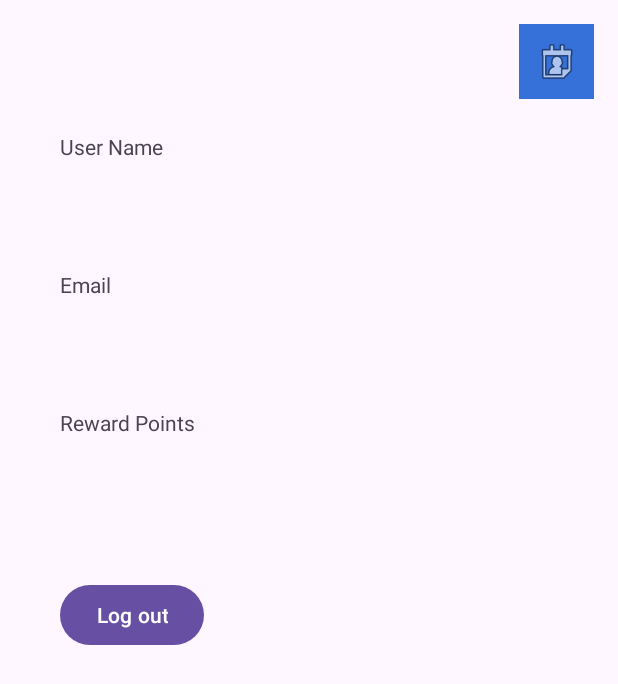
After one commit to Archer001201/IAT359_FinalProject, an Android app: the UserProfileActivity screen opened directly, with no data from a screen before it, on a phone screen of 412 x 824 dp. The commit adds this screen. Shown: the top 684 px of the screen. Run offline under Robolectric (Android 15) with nearby library versions, the phone set to English and light mode, and no system bars.

Commit message:
profile page, log out, reward point update and display

```diff
--- a/MilestoneMate/app/src/main/AndroidManifest.xml
+++ b/MilestoneMate/app/src/main/AndroidManifest.xml
@@ -30,6 +30,7 @@
         <activity android:name="com.example.milestonemate.SignupActivity" />
         <activity android:name="com.example.milestonemate.LoginActivity" />
         <activity android:name="com.example.milestonemate.AddNewTodoActivity" />
+        <activity android:name="com.example.milestonemate.UserProfileActivity" />
         <activity android:name=".DetailTodoActivity"> </activity>
 
         <provider
--- a/MilestoneMate/app/src/main/java/com/example/milestonemate/DetailTodoActivity.java
+++ b/MilestoneMate/app/src/main/java/com/example/milestonemate/DetailTodoActivity.java
@@ -112,7 +112,7 @@ public class DetailTodoActivity extends AppCompatActivity
 
                 description = describeText.getText().toString();
                 db.updateTodoById(id, state, description, imagePath);
-
+                addRewardPoints();
                 goToMainActivity();
             }
         });
@@ -121,6 +121,15 @@ public class DetailTodoActivity extends AppCompatActivity
             db.deleteTodoById(id);
             goToMainActivity();
         });
+    }
+
+    private void addRewardPoints(){
+        SharedPreferences sharedPreferences = getSharedPreferences("UserPrefs", MODE_PRIVATE);
+        String uid = sharedPreferences.getString("uid", "");
+        String email = sharedPreferences.getString("email", "");
+        int currentRewardPoints = Integer.parseInt(db.getValueByEmail(email, Constants.REWARD_POINT));
+        int finalRewardPoints = currentRewardPoints + 10;
+        db.updateRewardPointsByUid(uid, finalRewardPoints);
     }
 
     private void goToMainActivity(){
--- a/MilestoneMate/app/src/main/java/com/example/milestonemate/MainActivity.java
+++ b/MilestoneMate/app/src/main/java/com/example/milestonemate/MainActivity.java
@@ -10,6 +10,7 @@ import android.os.Bundle;
 import android.util.Log;
 import android.view.View;
 import android.widget.Button;
+import android.widget.ImageButton;
 import android.widget.RadioButton;
 import android.widget.RadioGroup;
 import android.widget.TextView;
@@ -104,6 +105,12 @@ public class MainActivity extends AppCompatActivity {
             }
         });
 
+        ImageButton profileButton = findViewById(R.id.profileButton);
+        profileButton.setOnClickListener(v -> {
+            Intent intent = new Intent(this, UserProfileActivity.class);
+            startActivity(intent);
+        });
+
         DisplayTodoList();
     }
 
--- a/MilestoneMate/app/src/main/java/com/example/milestonemate/MyDatabase.java
+++ b/MilestoneMate/app/src/main/java/com/example/milestonemate/MyDatabase.java
@@ -79,6 +79,18 @@ public class MyDatabase {
         return result;
     }
 
+    public void updateRewardPointsByUid(String uid, int value){
+        SQLiteDatabase db = helper.getReadableDatabase();
+
+        ContentValues contentValues = new ContentValues();
+        contentValues.put(Constants.REWARD_POINT, value);
+
+        String selection = Constants.UID + "=?";
+        String[] selectionArgs = { uid };
+
+        db.update(Constants.USER_TABLE, contentValues, selection, selectionArgs);
+    }
+
     public void addNewTodo(String uid, String title, String dueDate){
         SQLiteDatabase db = helper.getWritableDatabase();
 
@@ -113,7 +125,7 @@ public class MyDatabase {
         }
 
 
-        String[] columns = {Constants.TODO_TITLE, Constants.TODO_STATE};
+//        String[] columns = {Constants.TODO_TITLE, Constants.TODO_STATE};
         String selection = Constants.TODO_UID + "=?" + selection_1 + selection_2;
         String[] selectionArgs = selectionArgsList.toArray(new String[0]);
 
--- /dev/null
+++ b/MilestoneMate/app/src/main/java/com/example/milestonemate/UserProfileActivity.java
@@ -0,0 +1,52 @@
+package com.example.milestonemate;
+
+import android.content.Intent;
+import android.content.SharedPreferences;
+import android.os.Bundle;
+import android.widget.Button;
+import android.widget.ImageButton;
+import android.widget.TextView;
+
+import androidx.annotation.Nullable;
+import androidx.appcompat.app.AppCompatActivity;
+
+public class UserProfileActivity extends AppCompatActivity {
+    private MyDatabase db;
+
+    @Override
+    protected void onCreate(@Nullable Bundle savedInstanceState) {
+        super.onCreate(savedInstanceState);
+        setContentView(R.layout.activity_profile);
+        db = new MyDatabase(this);
+
+        TextView usernameText = findViewById(R.id.username);
+        TextView emailText = findViewById(R.id.email);
+        TextView rewardPointText = findViewById(R.id.rewardPoint);
+
+        SharedPreferences sharedPreferences = getSharedPreferences("UserPrefs", MODE_PRIVATE);
+        String username = sharedPreferences.getString("username", "");
+        String email = sharedPreferences.getString("email", "");
+        usernameText.setText(username);
+        emailText.setText(email);
+
+        String rewardPoints = db.getValueByEmail(email, Constants.REWARD_POINT);
+        rewardPointText.setText(rewardPoints);
+
+        Button logoutButton = findViewById(R.id.logoutButton);
+        logoutButton.setOnClickListener(v -> {
+            SharedPreferences.Editor editor = sharedPreferences.edit();
+            editor.clear();
+            editor.putBoolean("isLoggedIn", false);
+            editor.apply();
+            Intent intent = new Intent(this, StartPageActivity.class);
+            startActivity(intent);
+            finish();
+        });
+
+        ImageButton calendarButton = findViewById(R.id.calendarButton);
+        calendarButton.setOnClickListener(v -> {
+            Intent intent  = new Intent(this, MainActivity.class);
+            startActivity(intent);
+        });
+    }
+}
--- a/MilestoneMate/app/src/main/res/layout/activity_main.xml
+++ b/MilestoneMate/app/src/main/res/layout/activity_main.xml
@@ -126,4 +126,16 @@
             android:text="Completed" />
     </RadioGroup>
 
+    <ImageButton
+        android:id="@+id/profileButton"
+        android:layout_width="60dp"
+        android:layout_height="60dp"
+        android:layout_marginTop="16dp"
+        android:layout_marginEnd="24dp"
+        android:background="#3571D8"
+        android:src="@drawable/ic_launcher_foreground"
+        app:layout_constraintEnd_toEndOf="parent"
+        app:layout_constraintTop_toTopOf="parent"
+        tools:src="@drawable/ic_launcher_foreground" />
+
 </androidx.constraintlayout.widget.ConstraintLayout>
--- /dev/null
+++ b/MilestoneMate/app/src/main/res/layout/activity_profile.xml
@@ -0,0 +1,85 @@
+<?xml version="1.0" encoding="utf-8"?>
+<androidx.constraintlayout.widget.ConstraintLayout xmlns:android="http://schemas.android.com/apk/res/android"
+    xmlns:app="http://schemas.android.com/apk/res-auto"
+    xmlns:tools="http://schemas.android.com/tools"
+    android:layout_width="match_parent"
+    android:layout_height="match_parent">
+
+    <TextView
+        android:id="@+id/userNameText"
+        android:layout_width="wrap_content"
+        android:layout_height="wrap_content"
+        android:layout_marginStart="40dp"
+        android:layout_marginTop="88dp"
+        android:text="@string/user_name_text"
+        app:layout_constraintStart_toStartOf="parent"
+        app:layout_constraintTop_toTopOf="parent" />
+
+    <TextView
+        android:id="@+id/username"
+        android:layout_width="wrap_content"
+        android:layout_height="wrap_content"
+        android:layout_marginTop="10dp"
+        android:text="@string/user_name_text"
+        android:textSize="24sp"
+        app:layout_constraintStart_toStartOf="@+id/userNameText"
+        app:layout_constraintTop_toBottomOf="@+id/userNameText" />
+
+    <TextView
+        android:id="@+id/emailText"
+        android:layout_width="wrap_content"
+        android:layout_height="wrap_content"
+        android:layout_marginTop="30dp"
+        android:text="@string/email_text"
+        app:layout_constraintStart_toStartOf="@+id/username"
+        app:layout_constraintTop_toBottomOf="@+id/username" />
+
+    <TextView
+        android:id="@+id/email"
+        android:layout_width="wrap_content"
+        android:layout_height="wrap_content"
+        android:layout_marginTop="10dp"
+        android:text="@string/email_text"
+        android:textSize="24sp"
+        app:layout_constraintStart_toStartOf="@+id/emailText"
+        app:layout_constraintTop_toBottomOf="@+id/emailText" />
+
+    <TextView
+        android:id="@+id/rewardPointText"
+        android:layout_width="wrap_content"
+        android:layout_height="wrap_content"
+        android:layout_marginTop="30dp"
+        android:text="@string/reward_points_text"
+        app:layout_constraintStart_toStartOf="@+id/email"
+        app:layout_constraintTop_toBottomOf="@+id/email" />
+
+    <TextView
+        android:id="@+id/rewardPoint"
+        android:layout_width="wrap_content"
+        android:layout_height="wrap_content"
+        android:layout_marginTop="10dp"
+        android:text="@string/reward_points_text"
+        android:textSize="24sp"
+        app:layout_constraintStart_toStartOf="@+id/rewardPointText"
+        app:layout_constraintTop_toBottomOf="@+id/rewardPointText" />
+
+    <Button
+        android:id="@+id/logoutButton"
+        android:layout_width="wrap_content"
+        android:layout_height="wrap_content"
+        android:layout_marginTop="52dp"
+        android:text="Log out"
+        app:layout_constraintStart_toStartOf="@+id/rewardPoint"
+        app:layout_constraintTop_toBottomOf="@+id/rewardPoint" />
+
+    <ImageButton
+        android:id="@+id/calendarButton"
+        android:layout_width="50dp"
+        android:layout_height="50dp"
+        android:layout_marginTop="16dp"
+        android:layout_marginEnd="16dp"
+        android:background="#3571D8"
+        app:layout_constraintEnd_toEndOf="parent"
+        app:layout_constraintTop_toTopOf="parent"
+        app:srcCompat="@android:drawable/ic_menu_my_calendar" />
+</androidx.constraintlayout.widget.ConstraintLayout>
--- a/MilestoneMate/app/src/main/res/values/strings.xml
+++ b/MilestoneMate/app/src/main/res/values/strings.xml
@@ -22,4 +22,5 @@
     <string name="due_date_input" />
     <string name="submit_button">Submit</string>
     <string name="add_a_new_todo_text">Add a New ToDo</string>
+    <string name="reward_points_text">Reward Points</string>
 </resources>
```
